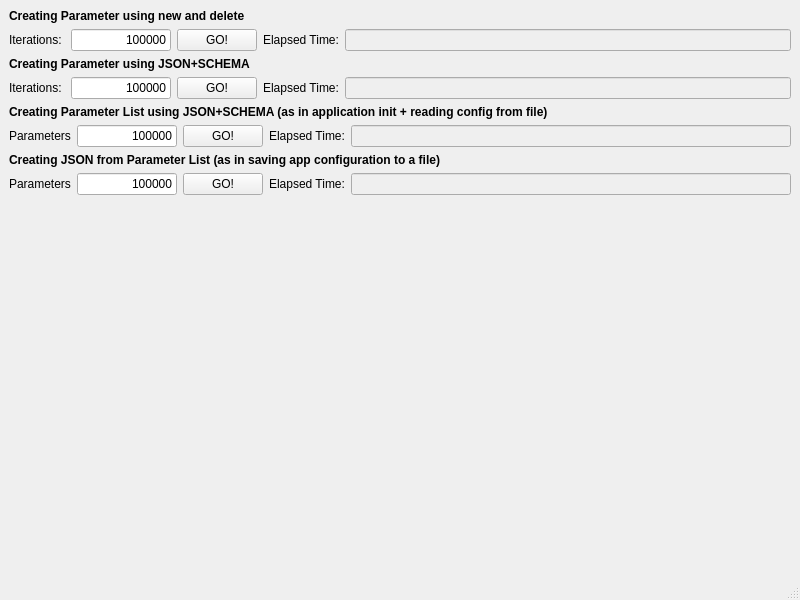
g-gualeni/QtNoid2, file Examples/AppParameterListBenchmark/mainwindow.ui: the form before one commit.
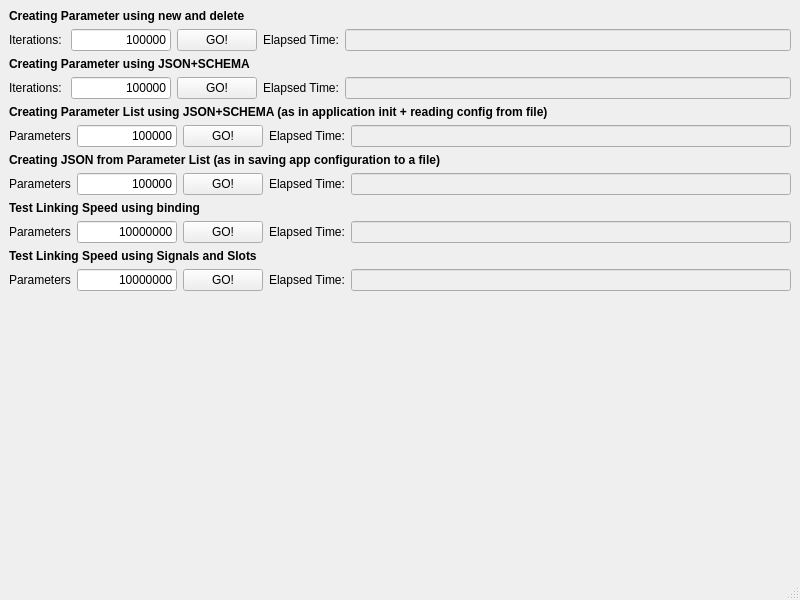
The form after the commit.

What changed in the file:
```diff
--- a/Examples/AppParameterListBenchmark/mainwindow.ui
+++ b/Examples/AppParameterListBenchmark/mainwindow.ui
@@ -267,6 +267,132 @@
       </item>
      </layout>
     </item>
+    <item>
+     <widget class="QLabel" name="label_13">
+      <property name="font">
+       <font>
+        <bold>true</bold>
+       </font>
+      </property>
+      <property name="text">
+       <string>Test Linking Speed using binding</string>
+      </property>
+     </widget>
+    </item>
+    <item>
+     <layout class="QHBoxLayout" name="horizontalLayout_5">
+      <item>
+       <widget class="QLabel" name="label_14">
+        <property name="text">
+         <string>Parameters</string>
+        </property>
+       </widget>
+      </item>
+      <item>
+       <widget class="QLineEdit" name="txtIterationsCountBinding">
+        <property name="maximumSize">
+         <size>
+          <width>100</width>
+          <height>16777215</height>
+         </size>
+        </property>
+        <property name="text">
+         <string>10000000</string>
+        </property>
+        <property name="alignment">
+         <set>Qt::AlignmentFlag::AlignRight|Qt::AlignmentFlag::AlignTrailing|Qt::AlignmentFlag::AlignVCenter</set>
+        </property>
+       </widget>
+      </item>
+      <item>
+       <widget class="QPushButton" name="cmdGOBinding">
+        <property name="text">
+         <string>GO!</string>
+        </property>
+       </widget>
+      </item>
+      <item>
+       <widget class="QLabel" name="label_15">
+        <property name="text">
+         <string>Elapsed Time:</string>
+        </property>
+       </widget>
+      </item>
+      <item>
+       <widget class="QLineEdit" name="txtElapsedTimeBinding">
+        <property name="enabled">
+         <bool>false</bool>
+        </property>
+        <property name="text">
+         <string/>
+        </property>
+       </widget>
+      </item>
+     </layout>
+    </item>
+    <item>
+     <widget class="QLabel" name="label_16">
+      <property name="font">
+       <font>
+        <bold>true</bold>
+       </font>
+      </property>
+      <property name="text">
+       <string>Test Linking Speed using Signals and Slots</string>
+      </property>
+     </widget>
+    </item>
+    <item>
+     <layout class="QHBoxLayout" name="horizontalLayout_6">
+      <item>
+       <widget class="QLabel" name="label_17">
+        <property name="text">
+         <string>Parameters</string>
+        </property>
+       </widget>
+      </item>
+      <item>
+       <widget class="QLineEdit" name="txtIterationsSignalsAndSlots">
+        <property name="maximumSize">
+         <size>
+          <width>100</width>
+          <height>16777215</height>
+         </size>
+        </property>
+        <property name="text">
+         <string>10000000</string>
+        </property>
+        <property name="alignment">
+         <set>Qt::AlignmentFlag::AlignRight|Qt::AlignmentFlag::AlignTrailing|Qt::AlignmentFlag::AlignVCenter</set>
+        </property>
+       </widget>
+      </item>
+      <item>
+       <widget class="QPushButton" name="cmdGOSignalAndSlots">
+        <property name="text">
+         <string>GO!</string>
+        </property>
+       </widget>
+      </item>
+      <item>
+       <widget class="QLabel" name="label_18">
+        <property name="text">
+         <string>Elapsed Time:</string>
+        </property>
+       </widget>
+      </item>
+      <item>
+       <widget class="QLineEdit" name="txtElapsedTimeSignalsAndSlot">
+        <property name="enabled">
+         <bool>false</bool>
+        </property>
+        <property name="text">
+         <string/>
+        </property>
+       </widget>
+      </item>
+     </layout>
+    </item>
     <item>
      <spacer name="verticalSpacer">
       <property name="orientation">
```
